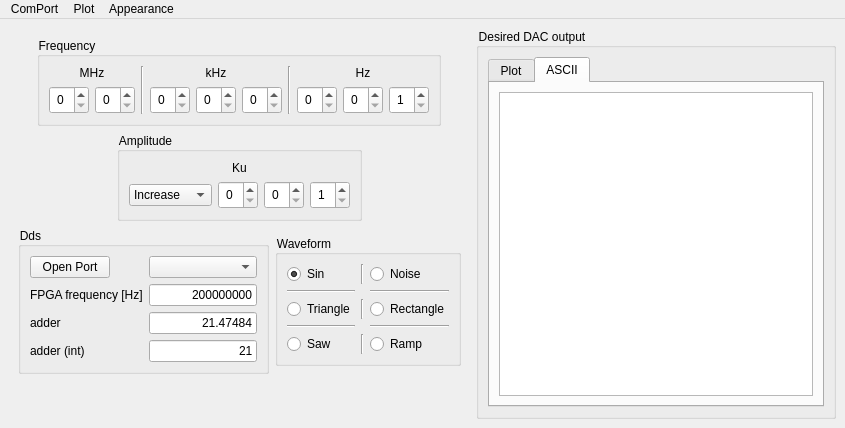
Old version of the form QtProject/Generator/mainwindow.ui in the repository QArchy/Arbitrary-Waveform-Generator.
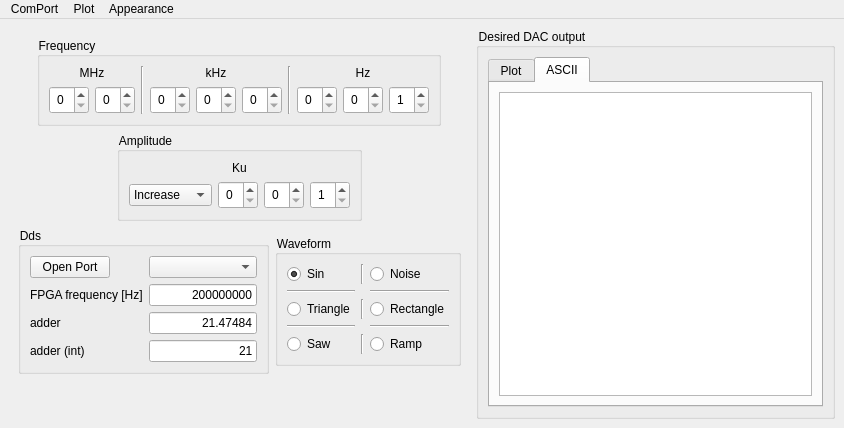
New version of the form. Icons and pictures are not drawn. Custom widgets are drawn as their Qt base class.

```diff
--- a/QtProject/Generator/mainwindow.ui
+++ b/QtProject/Generator/mainwindow.ui
@@ -6,7 +6,7 @@
    <rect>
     <x>0</x>
     <y>0</y>
-    <width>845</width>
+    <width>844</width>
     <height>428</height>
    </rect>
   </property>
@@ -764,7 +764,7 @@
     <rect>
      <x>0</x>
      <y>0</y>
-     <width>845</width>
+     <width>844</width>
      <height>21</height>
     </rect>
    </property>
```
